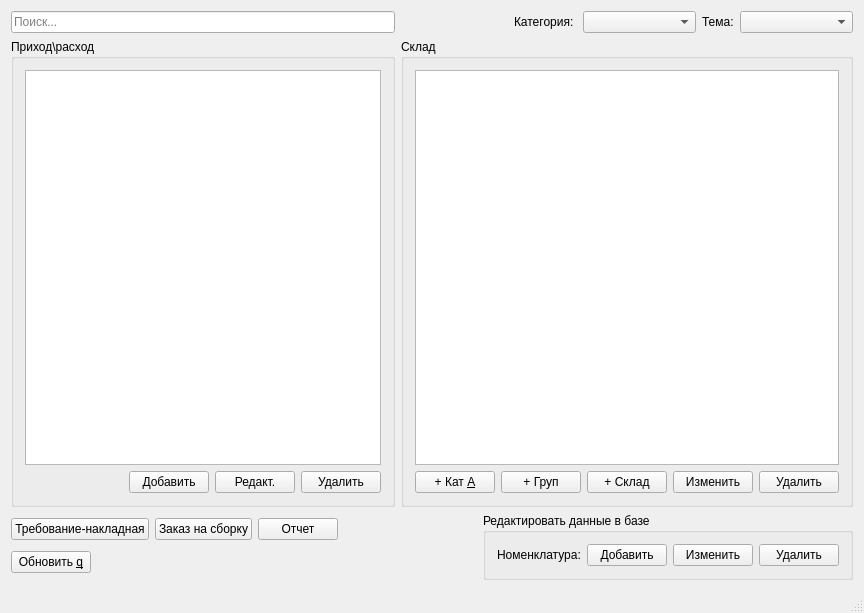
igrekus/depot, file mainwindow.ui: the form before one commit.
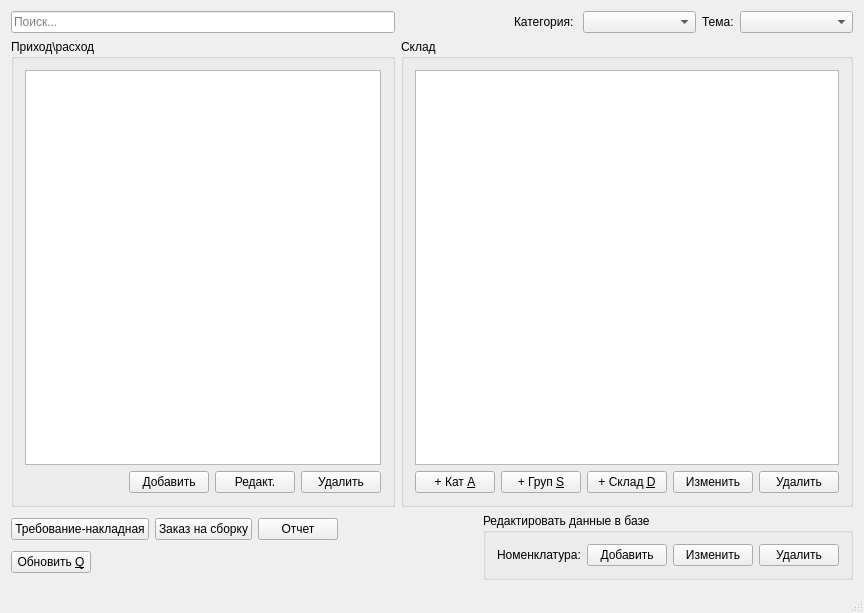
The form after the commit.

Patch:
```diff
--- a/mainwindow.ui
+++ b/mainwindow.ui
@@ -158,14 +158,14 @@
            <item>
             <widget class="QPushButton" name="btnAddGroup">
              <property name="text">
-              <string>+ Груп</string>
+              <string>+ Груп &amp;S</string>
              </property>
             </widget>
            </item>
            <item>
             <widget class="QPushButton" name="btnAddStock">
              <property name="text">
-              <string>+ Склад</string>
+              <string>+ Склад &amp;D</string>
              </property>
             </widget>
            </item>
@@ -240,7 +240,7 @@
           <item>
            <widget class="QPushButton" name="btnReloadData">
             <property name="text">
-             <string>Обновить &amp;q</string>
+             <string>Обновить &amp;Q</string>
             </property>
            </widget>
           </item>
```
Left out of the diff: 2 changed lines with no effect on the pictures.
